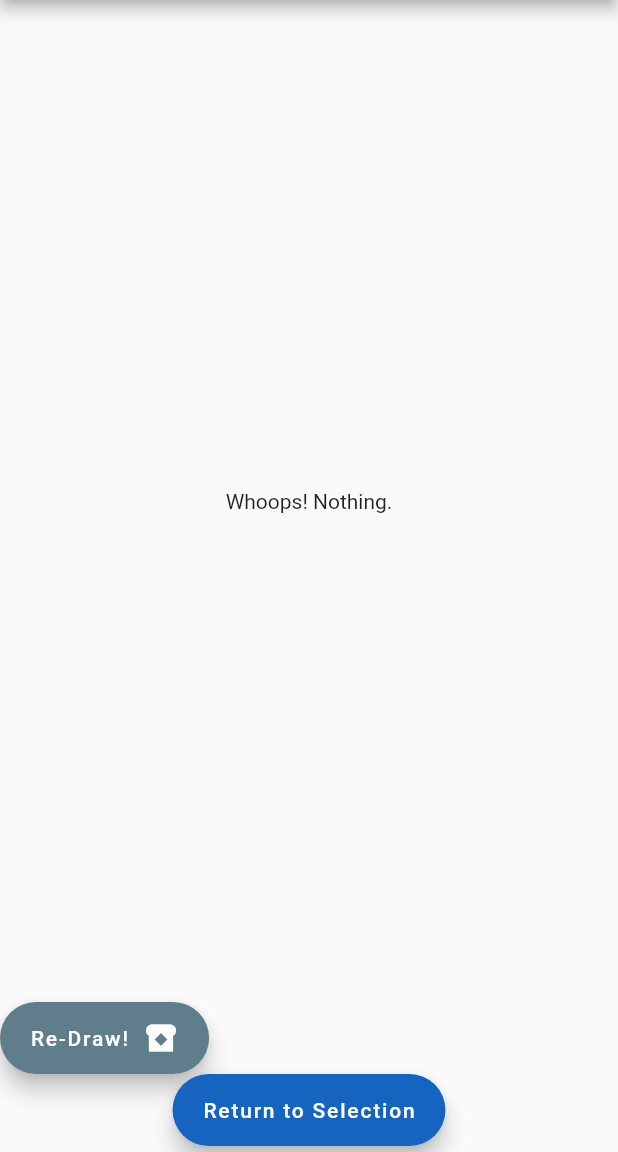
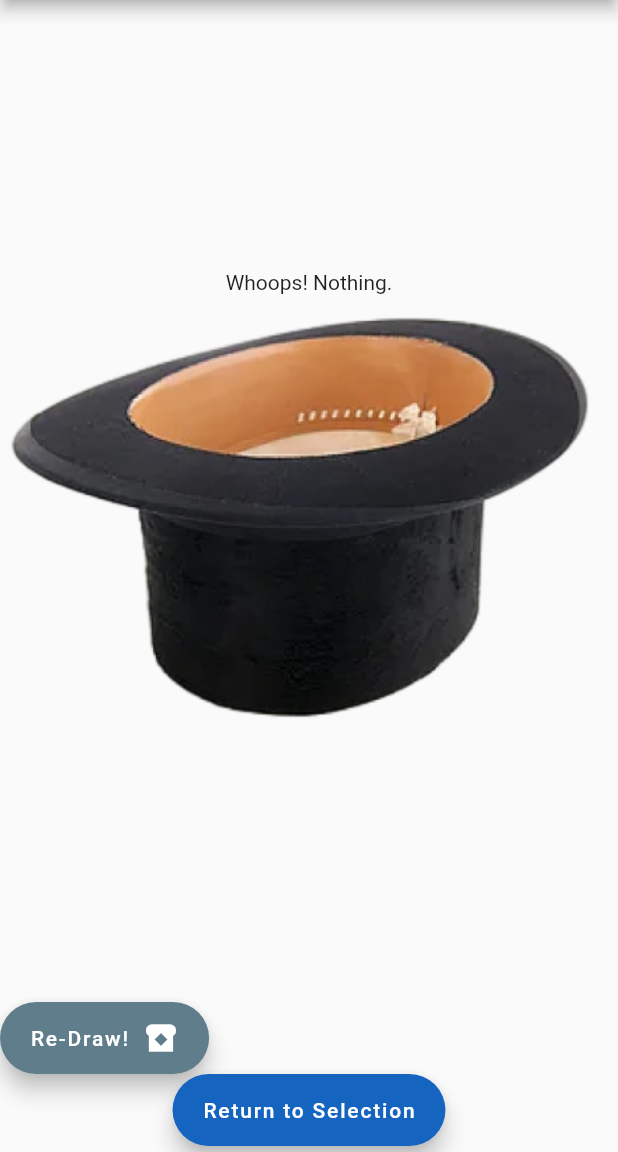
Before and after one commit to BrtWilson/hat_draw, a Flutter app: the CategoriesPage screen opened by its route, after a tap on the "add" icon, after a tap on "Draw!", on a phone screen of 412 x 824 dp, the part 84-1236 px from its top. Run offline on Flutter 3.47's test engine with Material 2 defaults, Android fonts, the light colour scheme and no system bars.

Commit message:
Added init page (untested)

```diff
--- a/lib/main.dart
+++ b/lib/main.dart
@@ -1,4 +1,5 @@
 import 'package:flutter/material.dart';
+import 'package:hat_draw_app/pages/init_page.dart';
 import 'package:provider/provider.dart';
 import 'package:hat_draw_app/hdw_classes/category_tile.dart';
 import 'package:hat_draw_app/hdw_classes/draw_button.dart';
@@ -30,11 +31,12 @@ class MyApp extends StatelessWidget {
       ),
       initialRoute: '/',
       routes: {
+        '/init' : (context) => InitPage(),
         '/categories': (context) => CategoriesPage(),
         '/items': (context) => ItemsPage(),
         '/draw': (context) => DrawPage(),
       },
-      home: CategoriesPage(), //const MyHomePage(title: 'Hat Draw'),
+      home: InitPage(), //const MyHomePage(title: 'Hat Draw'),
     );
   }
 }
--- a/lib/pages/draw_page.dart
+++ b/lib/pages/draw_page.dart
@@ -25,6 +25,7 @@ class DrawPage extends StatelessWidget {
           children: [
             Spacer(),
             Text(selection),
+            Image.asset('assets/hat_draw_large.png'),
             Spacer(),
             Container(
               height: 100,
--- /dev/null
+++ b/lib/pages/init_page.dart
@@ -0,0 +1,65 @@
+import 'dart:math';
+import 'package:flutter/material.dart';
+import 'package:hat_draw_app/hdw_state.dart';
+import 'package:provider/provider.dart';
+
+class InitPage extends StatelessWidget {
+  const InitPage({super.key});
+
+  @override
+  Widget build(BuildContext context) {
+    final arg = ModalRoute.of(context)?.settings.arguments as Map;
+    List<String> itemsList = arg['itemsList'];
+    var selection = "Whoops! Nothing.";
+    if (itemsList.isNotEmpty) {
+      final rand = Random();
+      int index = rand.nextInt(itemsList.length);
+      selection = itemsList[index];
+    }
+
+
+    return Scaffold(
+        appBar: AppBar(
+          title: Row(
+            children: [
+              const Text("Hat Draw"),
+              Image.asset('assets/tophat_icon.png'),
+            ],
+          )
+        ),
+        body: Column(
+          children: [
+            Spacer(),
+            Text(selection),
+            Spacer(),
+            Container(
+              height: 100,
+              child: Column(
+                  children: [
+                    Image.asset('assets/hat_draw_large.png'),
+                    FloatingActionButton.extended(
+                      label: const Text("Prepare a Draw"),
+                      backgroundColor: Colors.red[900],
+                      foregroundColor: Colors.black,
+                      onPressed: () => {
+                        Navigator.pushNamed(context, '/categories',)
+                      },
+                    ),
+                    FloatingActionButton.extended(
+                      label: const Text("Repeat last Draw"),
+                      backgroundColor: Colors.red[900],
+                      foregroundColor: Colors.black,
+                      // backgroundColor: Colors.blue[800],
+                      // foregroundColor: Colors.white,
+                      onPressed: () => {
+                        Navigator.pushNamed(context, "/draw", arguments: {'itemsList': context.watch<HdwState>().sCurrentItems } )
+                      },
+                    ),
+                  ],
+              ),
+            ),
+          ],
+        ),
+    );
+  }
+}
--- a/pubspec.yaml
+++ b/pubspec.yaml
@@ -61,8 +61,8 @@ flutter:
   uses-material-design: true
 
   # To add assets to your application, add an assets section, like this:
-  # assets:
-  #   - images/a_dot_burr.jpeg
+  assets:
+     - assets/
   #   - images/a_dot_ham.jpeg
 
   # An image asset can refer to one or more resolution-specific "variants", see
```
Also changed, not shown: assets/hat_draw_large.png (added), assets/tophat_icon.png (added).
